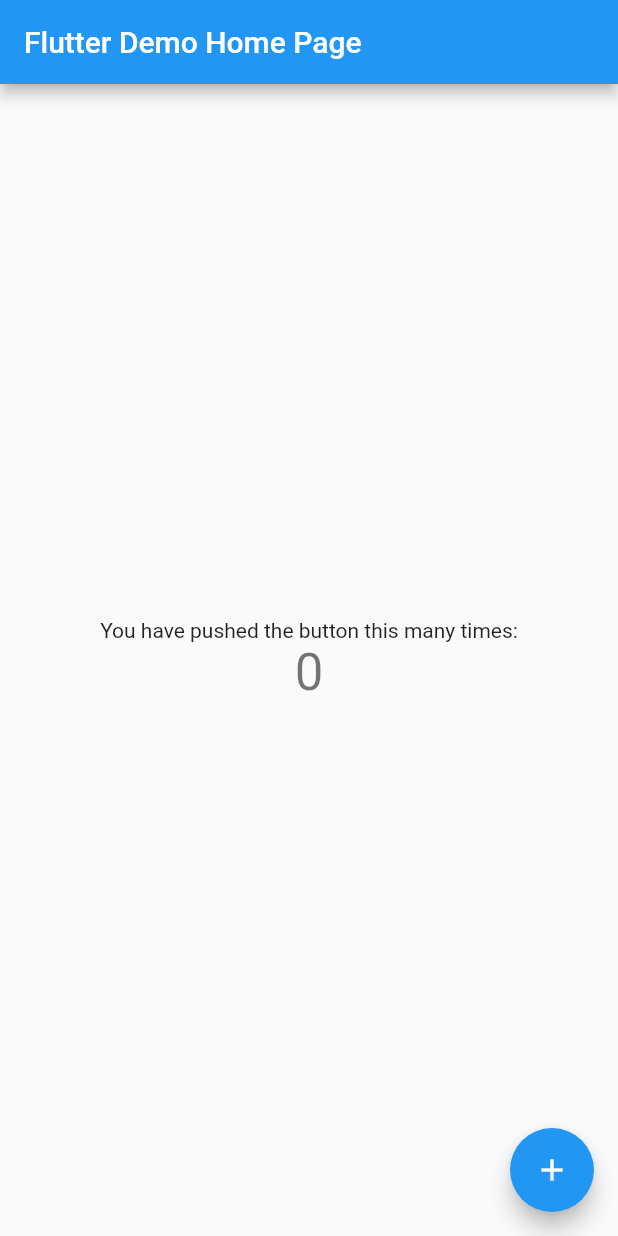
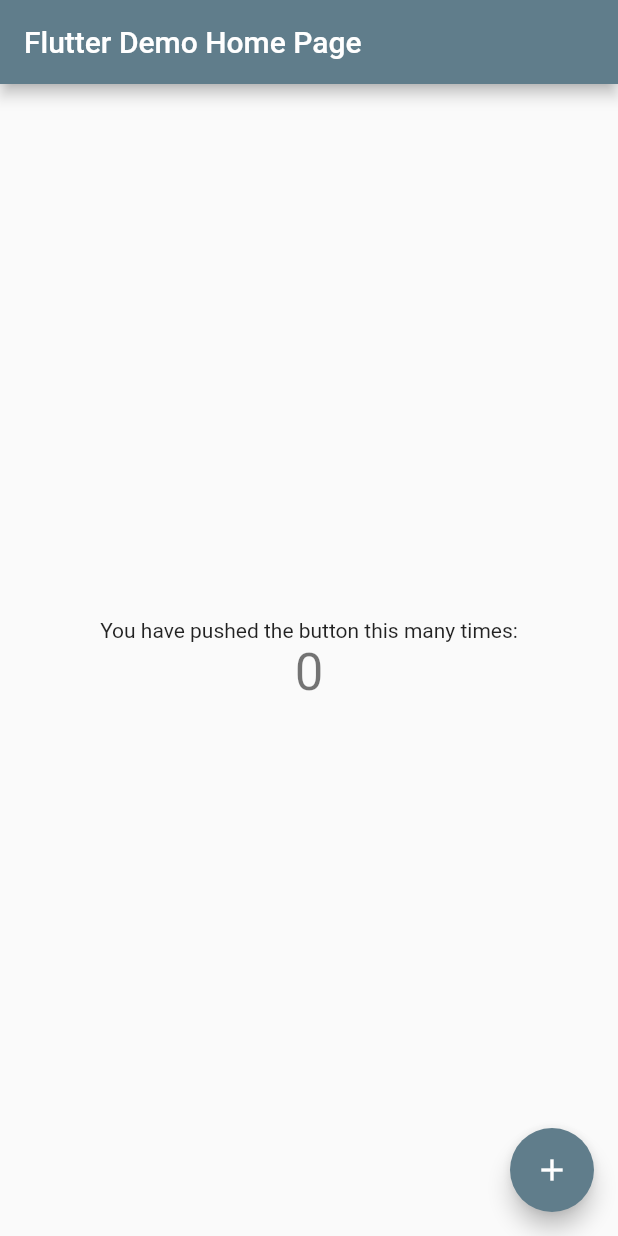
Before and after one commit to polinema-mobile/praktikum-02-layout-web-bola-siubie, a Flutter app: the screen it shows after launch, on a phone screen of 412 x 824 dp. Run offline on Flutter 3.47's test engine with Material 2 defaults, Android fonts, the phone set to English and light mode, and no system bars.

Commit message:
Mengganti Theme Aplikasi

```diff
--- a/lib/main.dart
+++ b/lib/main.dart
@@ -11,16 +11,7 @@ class MyApp extends StatelessWidget {
     return MaterialApp(
       title: 'Flutter Demo',
       theme: ThemeData(
-        // This is the theme of your application.
-        //
-        // Try running your application with "flutter run". You'll see the
-        // application has a blue toolbar. Then, without quitting the app, try
-        // changing the primarySwatch below to Colors.green and then invoke
-        // "hot reload" (press "r" in the console where you ran "flutter run",
-        // or simply save your changes to "hot reload" in a Flutter IDE).
-        // Notice that the counter didn't reset back to zero; the application
-        // is not restarted.
-        primarySwatch: Colors.blue,
+        primarySwatch: Colors.blueGrey,
       ),
       home: MyHomePage(title: 'Flutter Demo Home Page'),
     );
```
